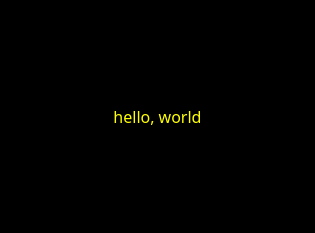
Before: the Qt Designer form src/mainwindowview.ui in juliagoda/pak-gui, drawn with Qt 5.
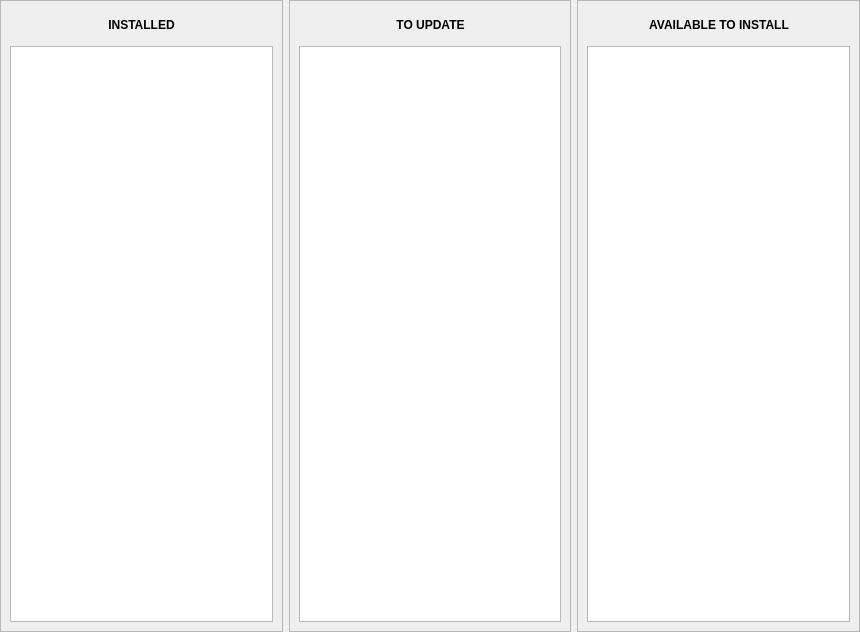
After: the same form once the commit is applied.

Commit message: Create first part of retrieving installed packages

The edit to the form file:
```diff
--- a/src/mainwindowview.ui
+++ b/src/mainwindowview.ui
@@ -6,8 +6,8 @@
    <rect>
     <x>0</x>
     <y>0</y>
-    <width>315</width>
-    <height>233</height>
+    <width>860</width>
+    <height>632</height>
    </rect>
   </property>
   <property name="autoFillBackground">
@@ -27,174 +27,260 @@
     <number>0</number>
    </property>
    <item row="0" column="0">
-    <widget class="QLabel" name="templateLabel">
-     <property name="palette">
-      <palette>
-       <active>
-        <colorrole role="WindowText">
-         <brush brushstyle="SolidPattern">
-          <color alpha="255">
-           <red>255</red>
-           <green>255</green>
-           <blue>0</blue>
-          </color>
-         </brush>
-        </colorrole>
-        <colorrole role="Button">
-         <brush brushstyle="SolidPattern">
-          <color alpha="255">
-           <red>0</red>
-           <green>0</green>
-           <blue>0</blue>
-          </color>
-         </brush>
-        </colorrole>
-        <colorrole role="Base">
-         <brush brushstyle="SolidPattern">
-          <color alpha="255">
-           <red>0</red>
-           <green>0</green>
-           <blue>0</blue>
-          </color>
-         </brush>
-        </colorrole>
-        <colorrole role="Window">
-         <brush brushstyle="SolidPattern">
-          <color alpha="255">
-           <red>0</red>
-           <green>0</green>
-           <blue>0</blue>
-          </color>
-         </brush>
-        </colorrole>
-        <colorrole role="AlternateBase">
-         <brush brushstyle="SolidPattern">
-          <color alpha="255">
-           <red>0</red>
-           <green>0</green>
-           <blue>0</blue>
-          </color>
-         </brush>
-        </colorrole>
-       </active>
-       <inactive>
-        <colorrole role="WindowText">
-         <brush brushstyle="SolidPattern">
-          <color alpha="255">
-           <red>255</red>
-           <green>255</green>
-           <blue>0</blue>
-          </color>
-         </brush>
-        </colorrole>
-        <colorrole role="Button">
-         <brush brushstyle="SolidPattern">
-          <color alpha="255">
-           <red>0</red>
-           <green>0</green>
-           <blue>0</blue>
-          </color>
-         </brush>
-        </colorrole>
-        <colorrole role="Base">
-         <brush brushstyle="SolidPattern">
-          <color alpha="255">
-           <red>0</red>
-           <green>0</green>
-           <blue>0</blue>
-          </color>
-         </brush>
-        </colorrole>
-        <colorrole role="Window">
-         <brush brushstyle="SolidPattern">
-          <color alpha="255">
-           <red>0</red>
-           <green>0</green>
-           <blue>0</blue>
-          </color>
-         </brush>
-        </colorrole>
-        <colorrole role="AlternateBase">
-         <brush brushstyle="SolidPattern">
-          <color alpha="255">
-           <red>0</red>
-           <green>0</green>
-           <blue>0</blue>
-          </color>
-         </brush>
-        </colorrole>
-       </inactive>
-       <disabled>
-        <colorrole role="WindowText">
-         <brush brushstyle="SolidPattern">
-          <color alpha="255">
-           <red>119</red>
-           <green>119</green>
-           <blue>119</blue>
-          </color>
-         </brush>
-        </colorrole>
-        <colorrole role="Button">
-         <brush brushstyle="SolidPattern">
-          <color alpha="255">
-           <red>0</red>
-           <green>0</green>
-           <blue>0</blue>
-          </color>
-         </brush>
-        </colorrole>
-        <colorrole role="Base">
-         <brush brushstyle="SolidPattern">
-          <color alpha="255">
-           <red>0</red>
-           <green>0</green>
-           <blue>0</blue>
-          </color>
-         </brush>
-        </colorrole>
-        <colorrole role="Window">
-         <brush brushstyle="SolidPattern">
-          <color alpha="255">
-           <red>0</red>
-           <green>0</green>
-           <blue>0</blue>
-          </color>
-         </brush>
-        </colorrole>
-        <colorrole role="AlternateBase">
-         <brush brushstyle="SolidPattern">
-          <color alpha="255">
-           <red>0</red>
-           <green>0</green>
-           <blue>0</blue>
-          </color>
-         </brush>
-        </colorrole>
-       </disabled>
-      </palette>
-     </property>
-     <property name="font">
-      <font>
-       <family>Sans Serif</family>
-       <pointsize>12</pointsize>
-      </font>
-     </property>
-     <property name="autoFillBackground">
-      <bool>true</bool>
-     </property>
-     <property name="text">
-      <string>hello, world</string>
-     </property>
-     <property name="scaledContents">
-      <bool>true</bool>
-     </property>
-     <property name="alignment">
-      <set>Qt::AlignCenter</set>
-     </property>
-     <property name="wordWrap">
-      <bool>false</bool>
-     </property>
-    </widget>
+    <layout class="QHBoxLayout" name="horizontalLayout">
+     <item>
+      <widget class="QScrollArea" name="scrollArea">
+       <property name="widgetResizable">
+        <bool>true</bool>
+       </property>
+       <widget class="QWidget" name="scrollAreaWidgetContents">
+        <property name="geometry">
+         <rect>
+          <x>0</x>
+          <y>0</y>
+          <width>278</width>
+          <height>626</height>
+         </rect>
+        </property>
+        <layout class="QVBoxLayout" name="verticalLayout">
+         <item>
+          <layout class="QHBoxLayout" name="installed_packages_layout">
+           <property name="leftMargin">
+            <number>5</number>
+           </property>
+           <property name="topMargin">
+            <number>5</number>
+           </property>
+           <property name="rightMargin">
+            <number>5</number>
+           </property>
+           <property name="bottomMargin">
+            <number>5</number>
+           </property>
+           <item>
+            <spacer name="horizontalSpacer_2">
+             <property name="orientation">
+              <enum>Qt::Horizontal</enum>
+             </property>
+             <property name="sizeHint" stdset="0">
+              <size>
+               <width>40</width>
+               <height>20</height>
+              </size>
+             </property>
+            </spacer>
+           </item>
+           <item>
+            <widget class="QLabel" name="installed_packages_label">
+             <property name="font">
+              <font>
+               <weight>75</weight>
+               <bold>true</bold>
+              </font>
+             </property>
+             <property name="text">
+              <string>INSTALLED</string>
+             </property>
+             <property name="alignment">
+              <set>Qt::AlignCenter</set>
+             </property>
+             <property name="wordWrap">
+              <bool>true</bool>
+             </property>
+             <property name="buddy">
+              <cstring>installed_packages_list</cstring>
+             </property>
+            </widget>
+           </item>
+           <item>
+            <spacer name="horizontalSpacer">
+             <property name="orientation">
+              <enum>Qt::Horizontal</enum>
+             </property>
+             <property name="sizeHint" stdset="0">
+              <size>
+               <width>40</width>
+               <height>20</height>
+              </size>
+             </property>
+            </spacer>
+           </item>
+          </layout>
+         </item>
+         <item>
+          <widget class="QListWidget" name="installed_packages_list"/>
+         </item>
+        </layout>
+       </widget>
+      </widget>
+     </item>
+     <item>
+      <widget class="QScrollArea" name="scrollArea_2">
+       <property name="widgetResizable">
+        <bool>true</bool>
+       </property>
+       <widget class="QWidget" name="scrollAreaWidgetContents_2">
+        <property name="geometry">
+         <rect>
+          <x>0</x>
+          <y>0</y>
+          <width>278</width>
+          <height>626</height>
+         </rect>
+        </property>
+        <layout class="QVBoxLayout" name="verticalLayout_2">
+         <item>
+          <layout class="QHBoxLayout" name="packages_to_update_layout">
+           <property name="leftMargin">
+            <number>5</number>
+           </property>
+           <property name="topMargin">
+            <number>5</number>
+           </property>
+           <property name="rightMargin">
+            <number>5</number>
+           </property>
+           <property name="bottomMargin">
+            <number>5</number>
+           </property>
+           <item>
+            <spacer name="horizontalSpacer_3">
+             <property name="orientation">
+              <enum>Qt::Horizontal</enum>
+             </property>
+             <property name="sizeHint" stdset="0">
+              <size>
+               <width>40</width>
+               <height>20</height>
+              </size>
+             </property>
+            </spacer>
+           </item>
+           <item>
+            <widget class="QLabel" name="packages_to_update_label">
+             <property name="font">
+              <font>
+               <weight>75</weight>
+               <bold>true</bold>
+              </font>
+             </property>
+             <property name="text">
+              <string>TO UPDATE</string>
+             </property>
+             <property name="alignment">
+              <set>Qt::AlignCenter</set>
+             </property>
+             <property name="buddy">
+              <cstring>packages_to_update_list</cstring>
+             </property>
+            </widget>
+           </item>
+           <item>
+            <spacer name="horizontalSpacer_4">
+             <property name="orientation">
+              <enum>Qt::Horizontal</enum>
+             </property>
+             <property name="sizeHint" stdset="0">
+              <size>
+               <width>40</width>
+               <height>20</height>
+              </size>
+             </property>
+            </spacer>
+           </item>
+          </layout>
+         </item>
+         <item>
+          <widget class="QListWidget" name="packages_to_update_list"/>
+         </item>
+        </layout>
+       </widget>
+      </widget>
+     </item>
+     <item>
+      <widget class="QScrollArea" name="scrollArea_3">
+       <property name="widgetResizable">
+        <bool>true</bool>
+       </property>
+       <widget class="QWidget" name="scrollAreaWidgetContents_3">
+        <property name="geometry">
+         <rect>
+          <x>0</x>
+          <y>0</y>
+          <width>278</width>
+          <height>626</height>
+         </rect>
+        </property>
+        <layout class="QVBoxLayout" name="verticalLayout_3">
+         <item>
+          <layout class="QHBoxLayout" name="available_packages_layout">
+           <property name="leftMargin">
+            <number>5</number>
+           </property>
+           <property name="topMargin">
+            <number>5</number>
+           </property>
+           <property name="rightMargin">
+            <number>5</number>
+           </property>
+           <property name="bottomMargin">
+            <number>5</number>
+           </property>
+           <item>
+            <spacer name="horizontalSpacer_6">
+             <property name="orientation">
+              <enum>Qt::Horizontal</enum>
+             </property>
+             <property name="sizeHint" stdset="0">
+              <size>
+               <width>40</width>
+               <height>20</height>
+              </size>
+             </property>
+            </spacer>
+           </item>
+           <item>
+            <widget class="QLabel" name="accessible_packages">
+             <property name="font">
+              <font>
+               <weight>75</weight>
+               <bold>true</bold>
+              </font>
+             </property>
+             <property name="text">
+              <string>AVAILABLE TO INSTALL</string>
+             </property>
+             <property name="alignment">
+              <set>Qt::AlignCenter</set>
+             </property>
+             <property name="buddy">
+              <cstring>available_packages_list</cstring>
+             </property>
+            </widget>
+           </item>
+           <item>
+            <spacer name="horizontalSpacer_5">
+             <property name="orientation">
+              <enum>Qt::Horizontal</enum>
+             </property>
+             <property name="sizeHint" stdset="0">
+              <size>
+               <width>40</width>
+               <height>20</height>
+              </size>
+             </property>
+            </spacer>
+           </item>
+          </layout>
+         </item>
+         <item>
+          <widget class="QListWidget" name="available_packages_list"/>
+         </item>
+        </layout>
+       </widget>
+      </widget>
+     </item>
+    </layout>
    </item>
   </layout>
  </widget>
```
The commit also changes 10 other files.
